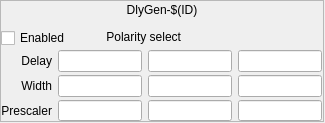
The window that ui/EVR/evr_pulser-square.ui (epics-modules/mrfioc2) describes before a commit, drawn with Qt 5.
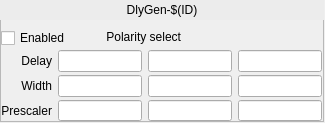
The same window after the commit. Custom widgets are drawn as their Qt base class.

Commit message: [COSYLAB-39] applied styles and added a few finishing touches. In pulsers view the type of display need to be decided

```diff
--- a/ui/EVR/evr_pulser-square.ui
+++ b/ui/EVR/evr_pulser-square.ui
@@ -198,6 +198,9 @@
       <height>20</height>
      </size>
     </property>
+    <property name="styleSheet">
+     <string notr="true">background-color: rgb(236, 236, 236, 255);</string>
+    </property>
     <property name="text">
      <string>DlyGen-$(ID)</string>
     </property>
```
Left out of the diff: 47 changed lines with no effect on the pictures. The commit also changes 20 other files.
